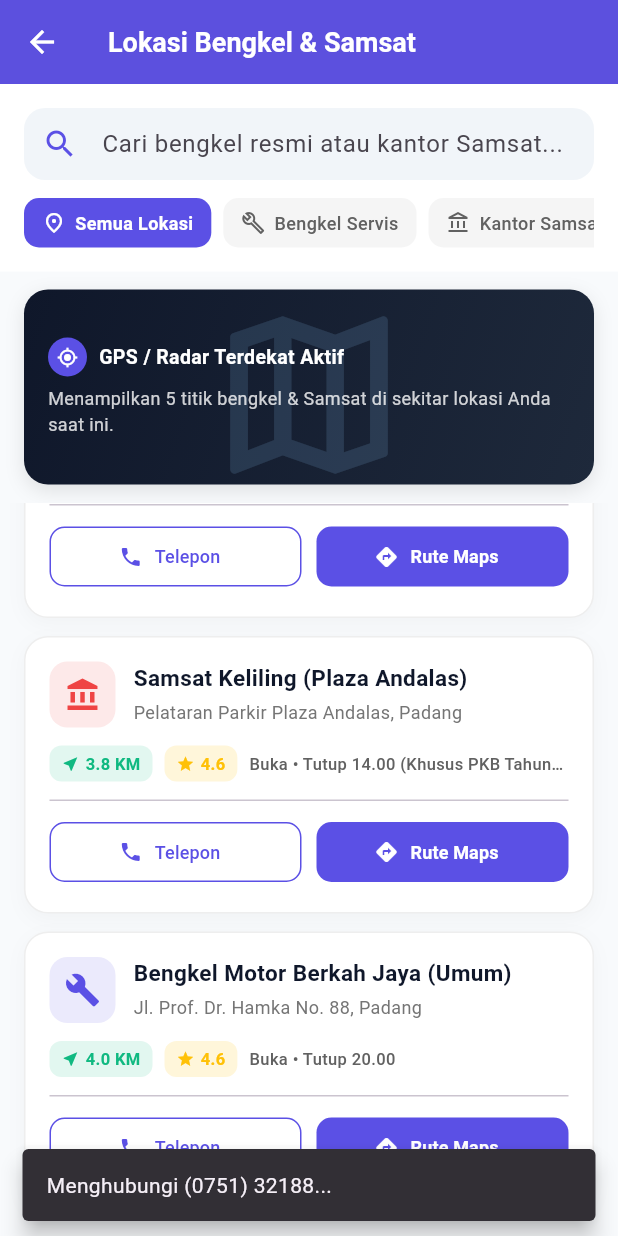
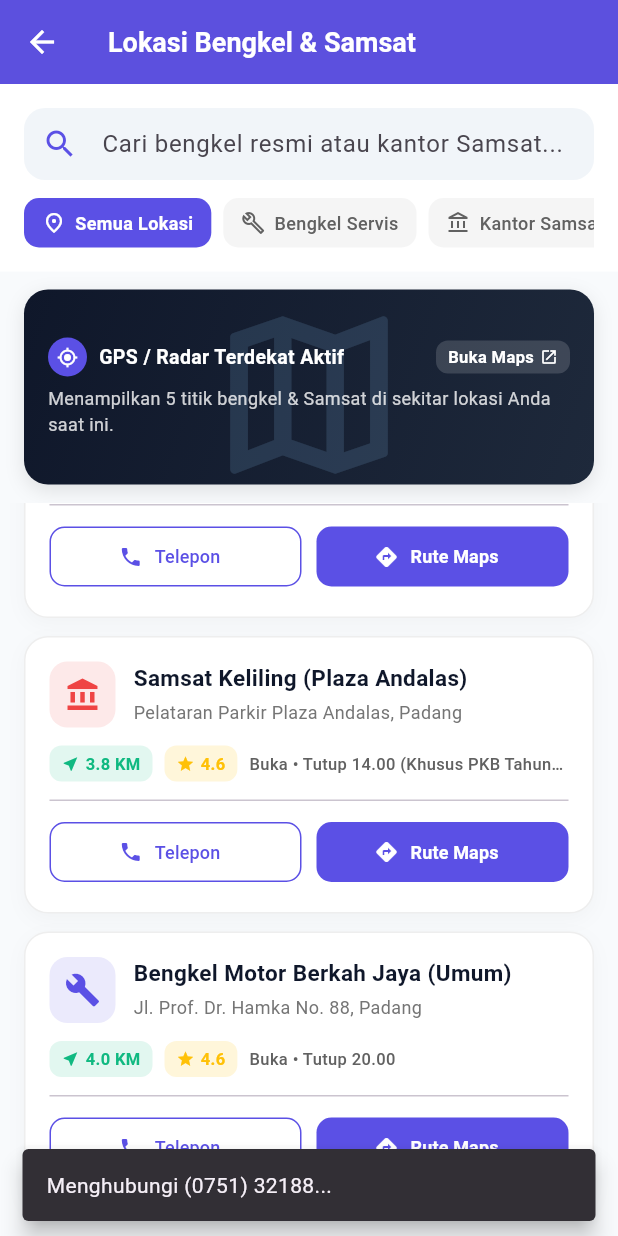
Before and after one commit to firzatunnisa/OdoTrack, a Flutter app: the NearbyLocationsPage screen opened directly, scrolled down 508 dp, after a tap on "Telepon", on a phone screen of 412 x 824 dp. Run offline on Flutter 3.47's test engine with Material 3 defaults, Android fonts, the phone set to English and light mode, and no system bars; missing offline and left inert: dart:html.

Commit message:
bisa buka rute langsung di google maps

```diff
--- a/lib/modules/dashboard/nearby_locations_page.dart
+++ b/lib/modules/dashboard/nearby_locations_page.dart
@@ -1,4 +1,5 @@
 import 'package:flutter/material.dart';
+import '../../utils/map_launcher.dart';
 
 class LocationModel {
   final String id;
@@ -148,7 +149,21 @@ class _NearbyLocationsPageState extends State<NearbyLocationsPage> {
           ),
 
           // Map Preview Card
-          Container(
+          InkWell(
+            onTap: () {
+              const query = 'Bengkel motor resmi dan kantor Samsat di Padang';
+              final mapsUrl = 'https://www.google.com/maps/search/?api=1&query=${Uri.encodeComponent(query)}';
+              launchMapUrl(mapsUrl);
+              ScaffoldMessenger.of(context).showSnackBar(
+                const SnackBar(
+                  content: Text('Membuka Google Maps di area Padang...'),
+                  backgroundColor: Color(0xFF5B50E5),
+                  behavior: SnackBarBehavior.floating,
+                ),
+              );
+            },
+            borderRadius: BorderRadius.circular(16),
+            child: Container(
               margin: const EdgeInsets.symmetric(horizontal: 16, vertical: 12),
               height: 130,
               decoration: BoxDecoration(
@@ -183,6 +198,9 @@ class _NearbyLocationsPageState extends State<NearbyLocationsPage> {
                       mainAxisAlignment: MainAxisAlignment.center,
                       children: [
                         Row(
+                          mainAxisAlignment: MainAxisAlignment.spaceBetween,
+                          children: [
+                            Row(
                               children: [
                                 Container(
                                   padding: const EdgeInsets.all(6),
@@ -199,6 +217,25 @@ class _NearbyLocationsPageState extends State<NearbyLocationsPage> {
                                 ),
                               ],
                             ),
+                            Container(
+                              padding: const EdgeInsets.symmetric(horizontal: 8, vertical: 3),
+                              decoration: BoxDecoration(
+                                color: Colors.white.withValues(alpha: 0.15),
+                                borderRadius: BorderRadius.circular(8),
+                              ),
+                              child: const Row(
+                                children: [
+                                  Text(
+                                    'Buka Maps',
+                                    style: TextStyle(color: Colors.white, fontSize: 11, fontWeight: FontWeight.w600),
+                                  ),
+                                  SizedBox(width: 4),
+                                  Icon(Icons.open_in_new, color: Colors.white, size: 12),
+                                ],
+                              ),
+                            ),
+                          ],
+                        ),
                         const SizedBox(height: 6),
                         Text(
                           'Menampilkan ${_filteredLocations.length} titik bengkel & Samsat di sekitar lokasi Anda saat ini.',
@@ -208,6 +245,7 @@ class _NearbyLocationsPageState extends State<NearbyLocationsPage> {
                     ),
                   ),
                 ],
+              ),
             ),
           ),
 
@@ -384,6 +422,9 @@ class _NearbyLocationsPageState extends State<NearbyLocationsPage> {
               Expanded(
                 child: OutlinedButton.icon(
                   onPressed: () {
+                    final cleanPhone = item.phone.replaceAll(RegExp(r'[^0-9+]'), '');
+                    final telUrl = 'tel:$cleanPhone';
+                    launchMapUrl(telUrl);
                     ScaffoldMessenger.of(context).showSnackBar(
                       SnackBar(
                         content: Text('Menghubungi ${item.phone}...'),
@@ -404,9 +445,12 @@ class _NearbyLocationsPageState extends State<NearbyLocationsPage> {
               Expanded(
                 child: ElevatedButton.icon(
                   onPressed: () {
+                    final query = Uri.encodeComponent('${item.name}, ${item.address}');
+                    final mapsUrl = 'https://www.google.com/maps/dir/?api=1&destination=$query';
+                    launchMapUrl(mapsUrl);
                     ScaffoldMessenger.of(context).showSnackBar(
                       SnackBar(
-                        content: Text('Membuka rute navigasi menuju ${item.name}...'),
+                        content: Text('Membuka rute Google Maps menuju ${item.name}...'),
                         backgroundColor: const Color(0xFF5B50E5),
                         behavior: SnackBarBehavior.floating,
                       ),
--- /dev/null
+++ b/lib/utils/map_launcher.dart
@@ -0,0 +1,2 @@
+export 'map_launcher_stub.dart'
+    if (dart.library.html) 'map_launcher_web.dart';
--- /dev/null
+++ b/lib/utils/map_launcher_stub.dart
@@ -0,0 +1,3 @@
+void launchMapUrl(String url) {
+  // Fallback for non-web platform
+}
--- /dev/null
+++ b/lib/utils/map_launcher_web.dart
@@ -0,0 +1,6 @@
+// ignore: avoid_web_libraries_in_flutter
+import 'dart:html' as html;
+
+void launchMapUrl(String url) {
+  html.window.open(url, '_blank');
+}
```
Lines whose indentation alone changed are shown as unchanged.
